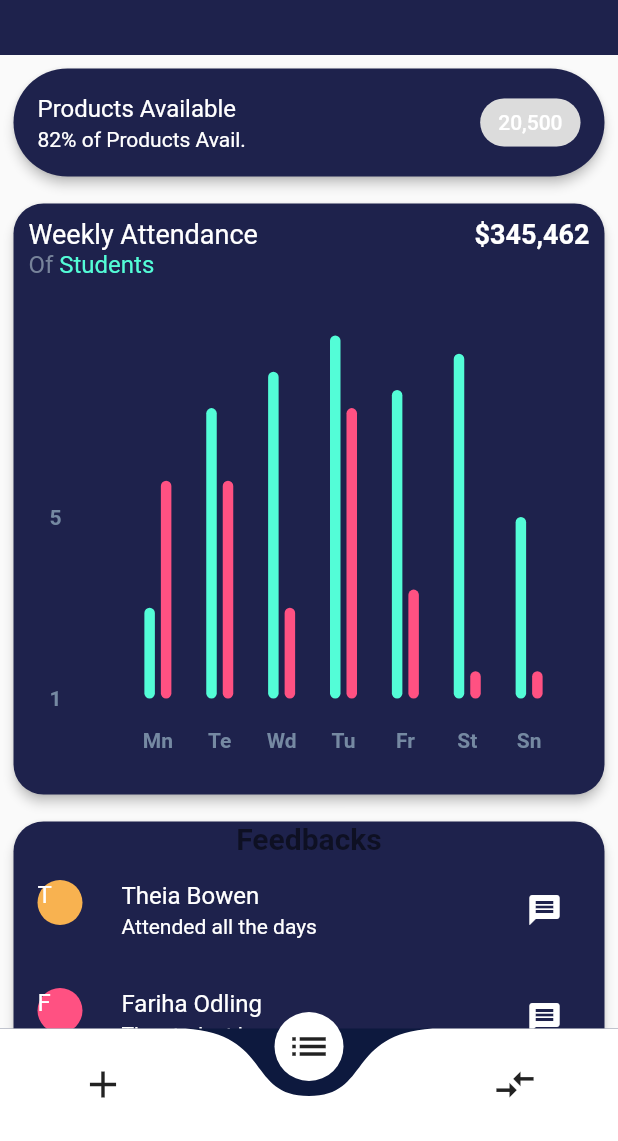
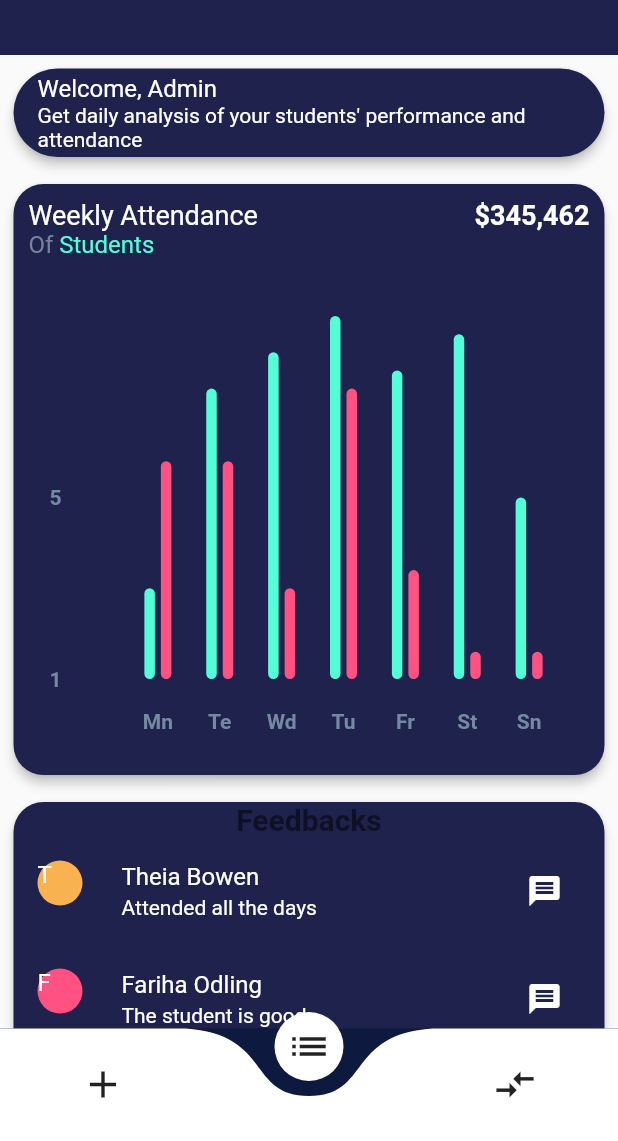
Before and after one commit to karan-17/InnHackers, a Flutter app: the WidgetTree screen opened directly, on a phone screen of 412 x 824 dp, the part 95-1236 px from its top. Run offline on Flutter 3.47's test engine with Material 2 defaults, Android fonts, the phone set to English and light mode, and no system bars; drawn by our look-alikes of curved_navigation_bar, fl_chart; our stand-ins replace dio, flutter_svg, fluttertoast, get, google_fonts, pdf and 2 more; missing offline and left inert: flutter_barcode_scanner, flutter_clean_calendar.

```diff
--- a/lib/pages/panel_center/panel_center_page.dart
+++ b/lib/pages/panel_center/panel_center_page.dart
@@ -46,18 +46,12 @@ class PanelCenterPage extends StatelessWidget {
                 child: ListTile(
                   //leading: Icon(Icons.sell),
                   title: Text(
-                    "Products Available",
+                    "Welcome, Admin",
                     style: TextStyle(color: Colors.white),
                   ),
                   subtitle: Text(
-                    "82% of Products Avail.",
+                    "Get daily analysis of your students' performance and attendance",
                     style: TextStyle(color: Colors.white),
-                  ),
-                  trailing: Chip(
-                    label: Text(
-                      "20,500",
-                      style: TextStyle(color: Colors.white),
-                    ),
                   ),
                 ),
               ),
```
